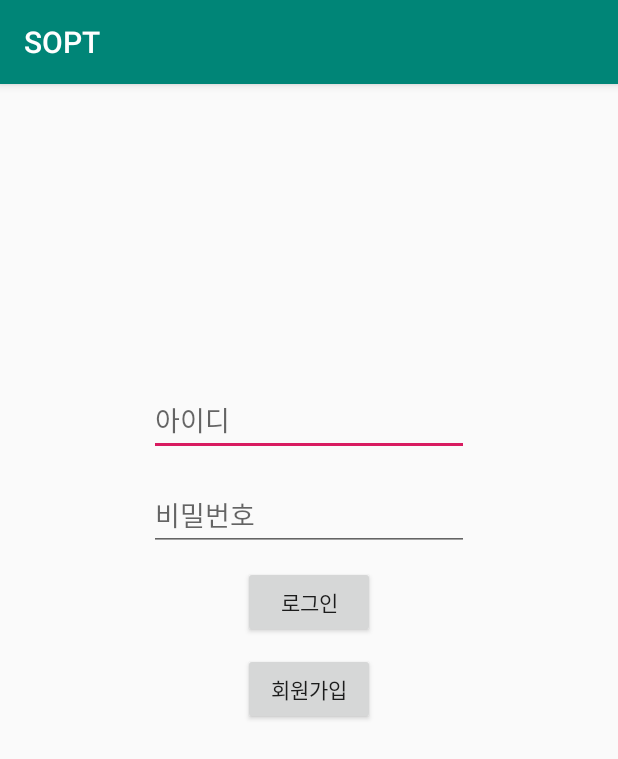
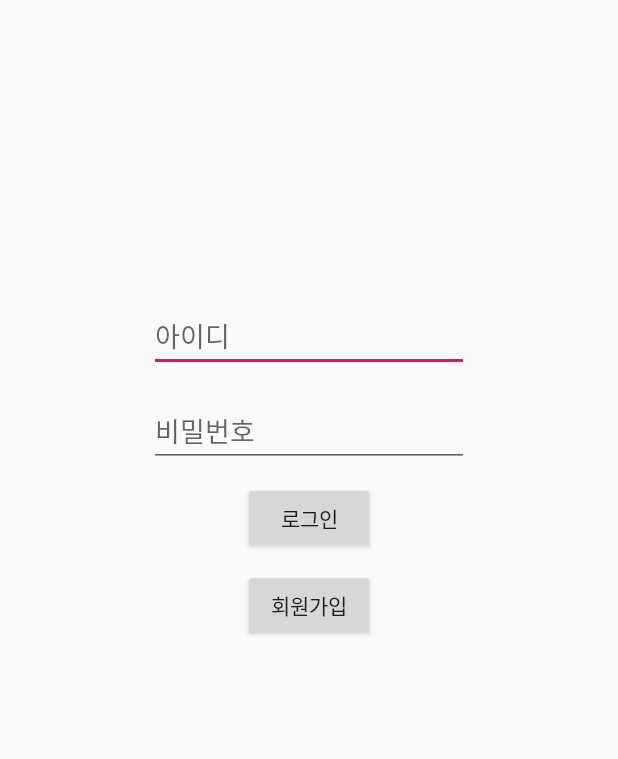
Before and after one commit to otu165/SOPT, an Android app: the screen it shows after launch (MainActivity), on a phone screen of 412 x 824 dp. Shown: the top 759 px of the screen. Run offline under Robolectric (Android 15) with nearby library versions, the phone set to English and light mode, and no system bars.

Commit message:
다듬기

```diff
--- a/app/build.gradle
+++ b/app/build.gradle
@@ -1,7 +1,5 @@
 apply plugin: 'com.android.application'
-
 apply plugin: 'kotlin-android'
-
 apply plugin: 'kotlin-android-extensions'
 
 android {
--- a/app/src/main/res/values/styles.xml
+++ b/app/src/main/res/values/styles.xml
@@ -6,6 +6,9 @@
         <item name="colorPrimary">@color/colorPrimary</item>
         <item name="colorPrimaryDark">@color/colorPrimaryDark</item>
         <item name="colorAccent">@color/colorAccent</item>
+
+        <!-- added -->
+        <item name="windowNoTitle">true</item>
     </style>
 
 </resources>
```
